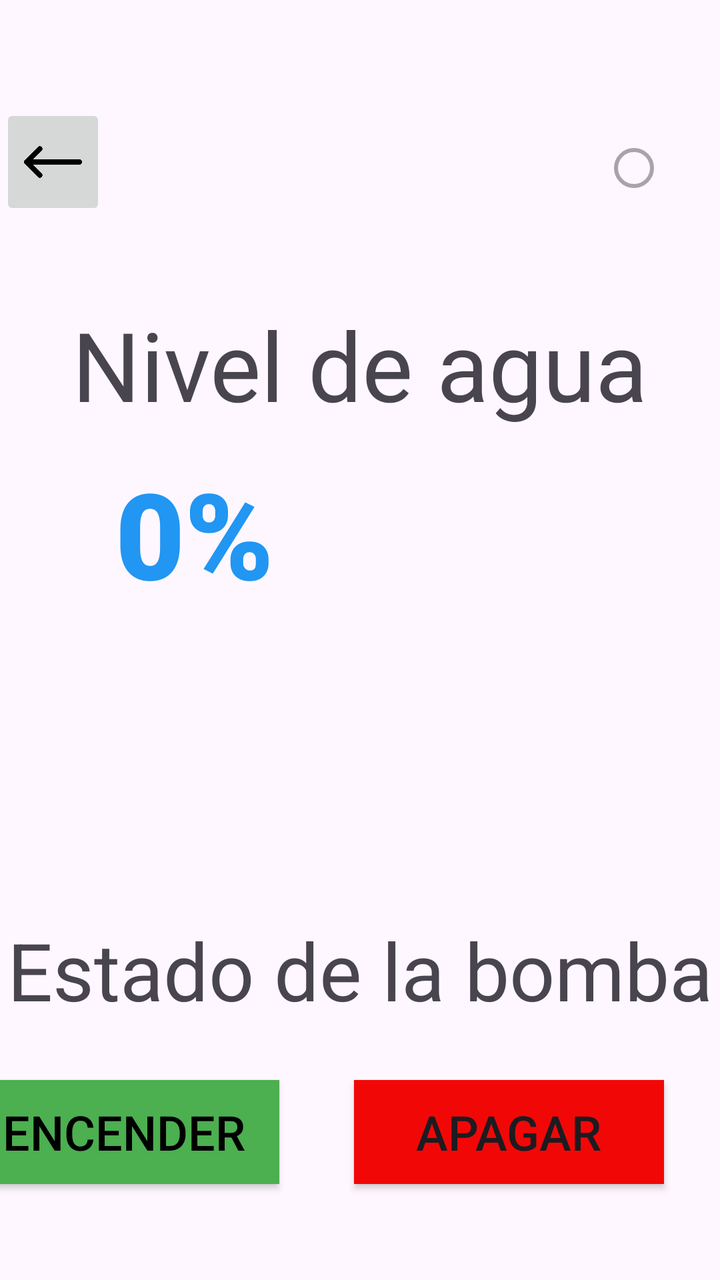
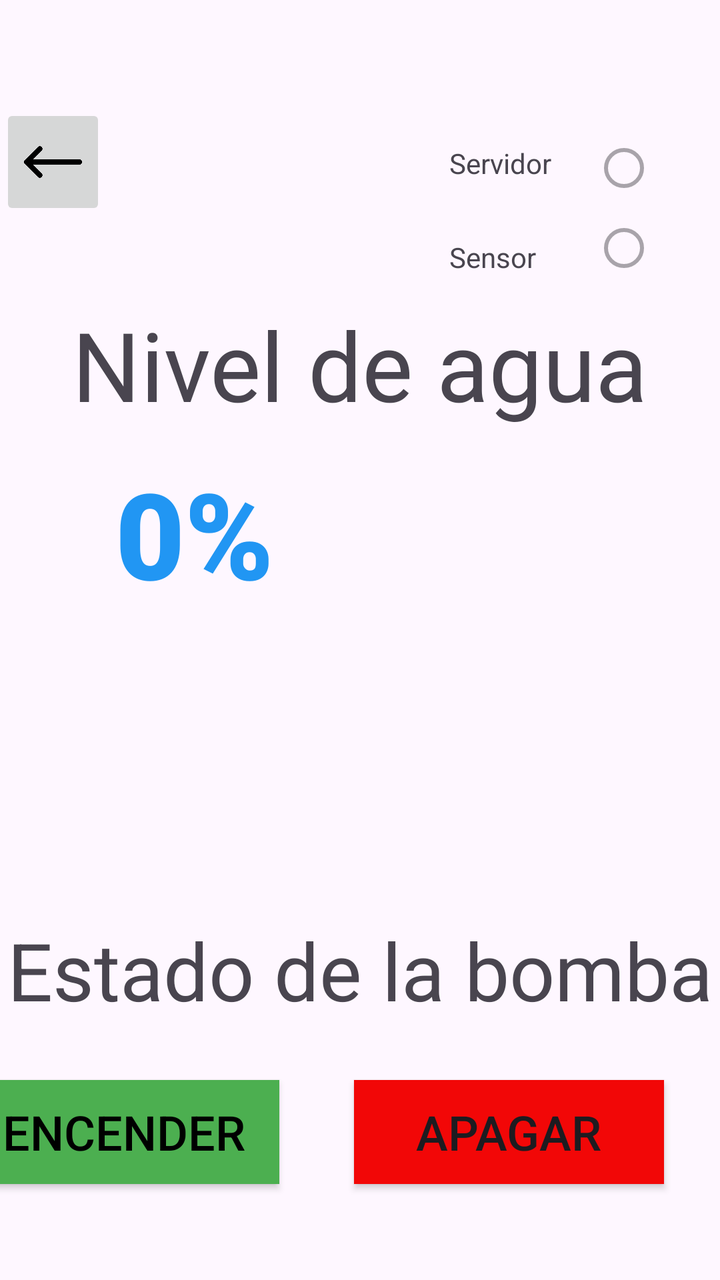

Two renders of the same Android screen: before a commit and after it. Below are the layout's source before the change and the commit's diff.
<!-- AndroidManifest.xml: application theme Theme.EI_C_JorgeSalinas_JoelBailon -->
<!-- res/layout/activity_tinaco.xml -->
<?xml version="1.0" encoding="utf-8"?>
<androidx.constraintlayout.widget.ConstraintLayout xmlns:android="http://schemas.android.com/apk/res/android"
    xmlns:app="http://schemas.android.com/apk/res-auto"
    xmlns:tools="http://schemas.android.com/tools"
    android:id="@+id/main"
    android:layout_width="match_parent"
    android:layout_height="match_parent"
    tools:context=".Tinaco">

    <TextView
        android:id="@+id/textView"
        android:layout_width="wrap_content"
        android:layout_height="wrap_content"
        android:layout_marginTop="40dp"
        android:text="Nivel de agua"
        android:textSize="48sp"
        app:layout_constraintEnd_toEndOf="parent"
        app:layout_constraintStart_toStartOf="parent"
        app:layout_constraintTop_toBottomOf="@+id/imageButton" />

    <TextView
        android:id="@+id/labelNivelAgua"
        android:layout_width="wrap_content"
        android:layout_height="wrap_content"
        android:layout_marginTop="12dp"
        android:fontFamily="sans-serif-black"
        android:text="0%"
        android:textColor="#2196F3"
        android:textSize="60sp"
        android:textStyle="bold"
        app:layout_constraintEnd_toEndOf="parent"
        app:layout_constraintHorizontal_bias="0.206"
        app:layout_constraintStart_toStartOf="parent"
        app:layout_constraintTop_toBottomOf="@+id/textView" />

    <TextView
        android:id="@+id/textView3"
        android:layout_width="wrap_content"
        android:layout_height="wrap_content"
        android:layout_marginTop="152dp"
        android:text="Estado de la bomba"
        android:textSize="40sp"
        app:layout_constraintEnd_toEndOf="parent"
        app:layout_constraintStart_toStartOf="parent"
        app:layout_constraintTop_toBottomOf="@+id/labelNivelAgua" />

    <Button
        android:id="@+id/button4"
        android:layout_width="155dp"
        android:layout_height="52dp"
        android:layout_marginTop="28dp"
        android:layout_marginEnd="40dp"
        android:background="#4CAF50"
        android:text="Encender"
        android:textColor="#000000"
        android:textSize="24sp"
        app:layout_constraintBottom_toBottomOf="parent"
        app:layout_constraintEnd_toStartOf="@+id/button5"
        app:layout_constraintHorizontal_bias="0.878"
        app:layout_constraintStart_toStartOf="parent"
        app:layout_constraintTop_toBottomOf="@+id/textView3"
        app:layout_constraintVertical_bias="0.004"
        app:strokeColor="#CC2929" />

    <Button
        android:id="@+id/button5"
        android:layout_width="155dp"
        android:layout_height="52dp"
        android:layout_marginTop="28dp"
        android:layout_marginEnd="28dp"
        android:background="#F20707"
        android:text="Apagar"
        android:textSize="24sp"
        app:layout_constraintBottom_toBottomOf="parent"
        app:layout_constraintEnd_toEndOf="parent"
        app:layout_constraintTop_toBottomOf="@+id/textView3"
        app:layout_constraintVertical_bias="0.004" />

    <ImageButton
        android:id="@+id/imageButton"
        android:layout_width="53dp"
        android:layout_height="58dp"
        android:layout_marginTop="52dp"
        android:scaleType="fitCenter"
        app:layout_constraintStart_toStartOf="parent"
        app:layout_constraintTop_toTopOf="parent"
        app:srcCompat="@drawable/flecha" />

    <RadioButton
        android:id="@+id/estadoServidor"
        android:layout_width="wrap_content"
        android:layout_height="wrap_content"
        android:layout_marginStart="248dp"
        android:layout_marginTop="60dp"
        android:buttonTint="#D03F3F"
        android:enabled="false"
        app:layout_constraintStart_toEndOf="@+id/imageButton"
        app:layout_constraintTop_toTopOf="parent" />
</androidx.constraintlayout.widget.ConstraintLayout>
<!-- resources referenced by this layout -->
<resources>
  <!-- drawable flecha: png bitmap (drawable, 2093 bytes) -->
  <style name="Theme.EI_C_JorgeSalinas_JoelBailon" parent="Base.Theme.EI_C_JorgeSalinas_JoelBailon" />
  <style name="Base.Theme.EI_C_JorgeSalinas_JoelBailon" parent="Theme.Material3.DayNight.NoActionBar">
          
          
      </style>
</resources>

<!-- the commit's change to res/layout/activity_tinaco.xml (unified diff, before → after) -->
@@ -90,10 +90,43 @@
         android:id="@+id/estadoServidor"
         android:layout_width="wrap_content"
         android:layout_height="wrap_content"
-        android:layout_marginStart="248dp"
         android:layout_marginTop="60dp"
+        android:layout_marginEnd="16dp"
         android:buttonTint="#D03F3F"
         android:enabled="false"
-        app:layout_constraintStart_toEndOf="@+id/imageButton"
+        app:layout_constraintEnd_toEndOf="parent"
         app:layout_constraintTop_toTopOf="parent" />
+
+    <RadioButton
+        android:id="@+id/estadoSensor"
+        android:layout_width="wrap_content"
+        android:layout_height="wrap_content"
+        android:layout_marginTop="100dp"
+        android:layout_marginEnd="16dp"
+        android:buttonTint="#D03F3F"
+        android:enabled="false"
+        app:layout_constraintEnd_toEndOf="parent"
+        app:layout_constraintTop_toTopOf="parent" />
+
+    <TextView
+        android:id="@+id/txtServidor"
+        android:layout_width="wrap_content"
+        android:layout_height="wrap_content"
+        android:layout_marginTop="72dp"
+        android:layout_marginEnd="20dp"
+        android:text="Servidor"
+        android:textSize="14sp"
+        app:layout_constraintEnd_toStartOf="@+id/estadoServidor"
+        app:layout_constraintTop_toTopOf="parent" />
+
+    <TextView
+        android:id="@+id/txtSensor"
+        android:layout_width="wrap_content"
+        android:layout_height="wrap_content"
+        android:layout_marginTop="28dp"
+        android:layout_marginEnd="28dp"
+        android:text="Sensor"
+        android:textSize="14sp"
+        app:layout_constraintEnd_toStartOf="@+id/estadoSensor"
+        app:layout_constraintTop_toBottomOf="@+id/txtServidor" />
 </androidx.constraintlayout.widget.ConstraintLayout>
